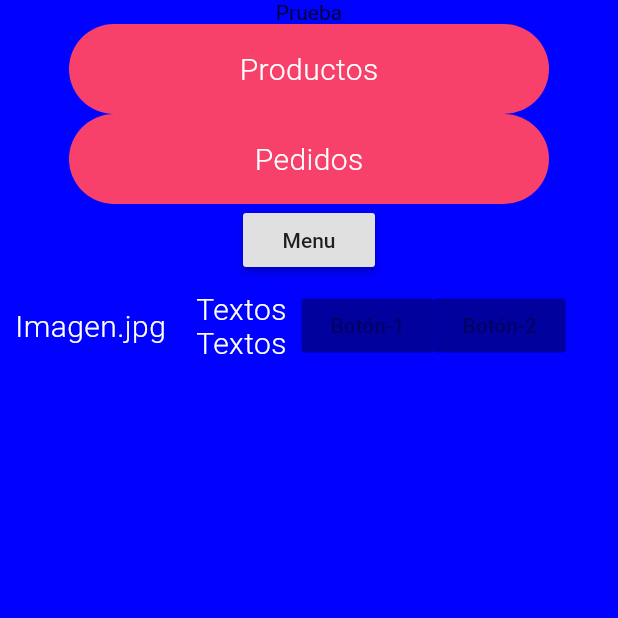
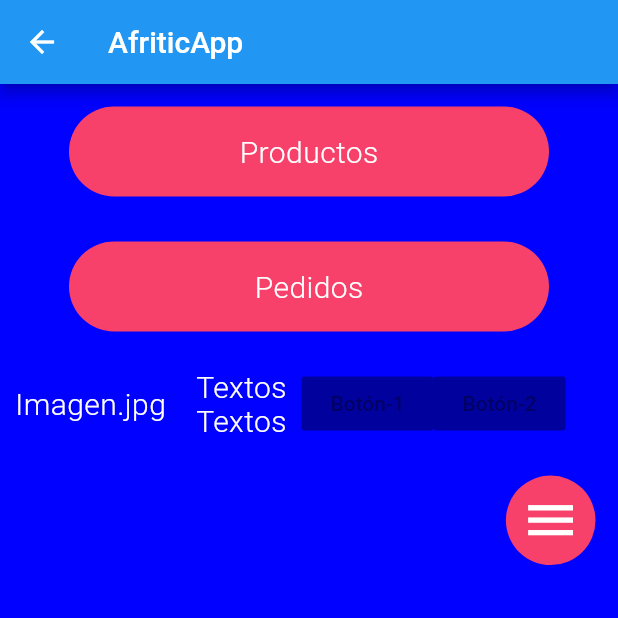
Before and after one commit to Wilopez95/AfriticApp_Mobile_Flutter, a Flutter app: the HomeScreen screen opened by its route, on a phone screen of 412 x 824 dp, the top half of it. Run offline on Flutter 3.47's test engine with Material 2 defaults, Android fonts, the phone set to English and light mode, and no system bars; missing offline and left inert: swipedetector.

Commit message:
Padding y layout

```diff
--- /dev/null
+++ b/afriticapp/lib/Components/MenuRoundButton.dart
@@ -0,0 +1,22 @@
+import 'package:flutter/material.dart';
+
+class MenuRoundButton extends StatelessWidget {
+  final Animation<double> buttonGrowAnimation;
+  MenuRoundButton({this.buttonGrowAnimation});
+  @override
+  Widget build(BuildContext context) {
+    return (new Container(
+      width: buttonGrowAnimation.value * 60,
+      height: buttonGrowAnimation.value * 60,
+      alignment: FractionalOffset.center,
+      decoration: new BoxDecoration(
+          color: const Color.fromRGBO(247, 64, 106, 1.0),
+          shape: BoxShape.circle),
+      child: new Icon(
+        Icons.menu,
+        size: buttonGrowAnimation.value * 40.0,
+        color: Colors.white,
+      ),
+    ));
+  }
+}
--- a/afriticapp/lib/Screens/Home/index.dart
+++ b/afriticapp/lib/Screens/Home/index.dart
@@ -6,7 +6,7 @@ import 'package:flutter/animation.dart';
 import 'dart:async';
 import '../../Components/GenericButton.dart';
 import '../../Components/PrototipoListaProductos.dart';
-import '../../Components/HomeTopView.dart';
+import '../../Components/MenuRoundButton.dart';
 import '../../Components/FadeContainer.dart';
 import 'homeAnimation.dart';
 import 'package:intl/intl.dart';
@@ -148,18 +148,9 @@ class HomeScreenState extends State<HomeScreen> with TickerProviderStateMixin {
 
     final _controller = new PageController();
 
-    List<Widget> _pages = <Widget>[
-      AnimatedContainer(
-      duration: Duration(seconds: 10),
-      color: Color.fromARGB(255, 1, 1, 255),
-      height: screenSize.height,
-      width: screenSize.width,
-      child: Column(
-        children: <Widget>[
-          Text(
-            textoPrueba
-          ),
-          GestureDetector(
+    MenuRoundButton menuButton = new MenuRoundButton(buttonGrowAnimation: buttonGrowAnimation,);
+
+    GestureDetector bProd = new GestureDetector(
               child:
               GenericButton(
                 title: "Productos",
@@ -167,8 +158,9 @@ class HomeScreenState extends State<HomeScreen> with TickerProviderStateMixin {
               onTap: (){
                 Navigator.pushNamed(context, "/productos");
               } ,
-          ),
-          GestureDetector(
+          );
+
+    GestureDetector bPedidos = new GestureDetector(
             child:
             GenericButton(
               title: "Pedidos",
@@ -176,23 +168,46 @@ class HomeScreenState extends State<HomeScreen> with TickerProviderStateMixin {
             onTap: (){
               Navigator.pushNamed(context, "/pedidos");
             },
-          ),
+          );
 
-          RaisedButton(
+    RaisedButton bMenu = new RaisedButton(
             onPressed: (){
             setState(() {
               _controller.jumpToPage(0);
             });
             },
             child: const Text("Menu"),
-            ),
-            new PrototipoListaProductos(
-              text:"Textos"
-            ),
+            );
+
+    AnimatedContainer mainPage = new AnimatedContainer(
+      duration: Duration(seconds: 10),
+      color: Color.fromARGB(255, 1, 1, 255),
+      height: screenSize.height,
+      width: screenSize.width,
+      child: Column(
+        children: <Widget>[
+          Padding(
+            child:bProd ,
+            padding: EdgeInsets.all(15),
+          ),
+
+          Padding(
+            child: bPedidos,
+            padding: EdgeInsets.all(15),
+          ),
+          new PrototipoListaProductos(
+            text:"Textos"
+          ),
+          Container(
+            alignment: AlignmentDirectional.bottomEnd,
+            child: menuButton,
+            padding: EdgeInsets.all(15),
+          ),
         ]
-      ),
-      ),
-      AnimatedContainer(
+      )
+    );
+
+    AnimatedContainer menuPage = AnimatedContainer(
         duration: Duration(seconds: 10),
         height: screenSize.height,
         width: screenSize.width,
@@ -212,7 +227,13 @@ class HomeScreenState extends State<HomeScreen> with TickerProviderStateMixin {
             ),
           ],
         ),
-      )
+      );
+
+
+
+    List<Widget> _pages = <Widget>[
+      mainPage,
+      menuPage,
     ];
 
     return (new WillPopScope(
@@ -220,6 +241,9 @@ class HomeScreenState extends State<HomeScreen> with TickerProviderStateMixin {
         return true;
       },
       child: new Scaffold(
+        appBar: AppBar(
+          title: Text("AfriticApp"),
+        ),
         body: Center(
           child:PageView.builder(
             controller: _controller,
--- a/afriticapp/lib/Screens/Login/index.dart
+++ b/afriticapp/lib/Screens/Login/index.dart
@@ -69,6 +69,9 @@ class LoginScreenState extends State<LoginScreen>
     return (new WillPopScope(
         onWillPop: _onWillPop,
         child: new Scaffold(
+          appBar: AppBar(
+            title: Text("AfriticApp"),
+          ),
           body: new Container(
               decoration: new BoxDecoration(
                 image: backgroundImage,
```
Also changed, not shown: 4 other files.
